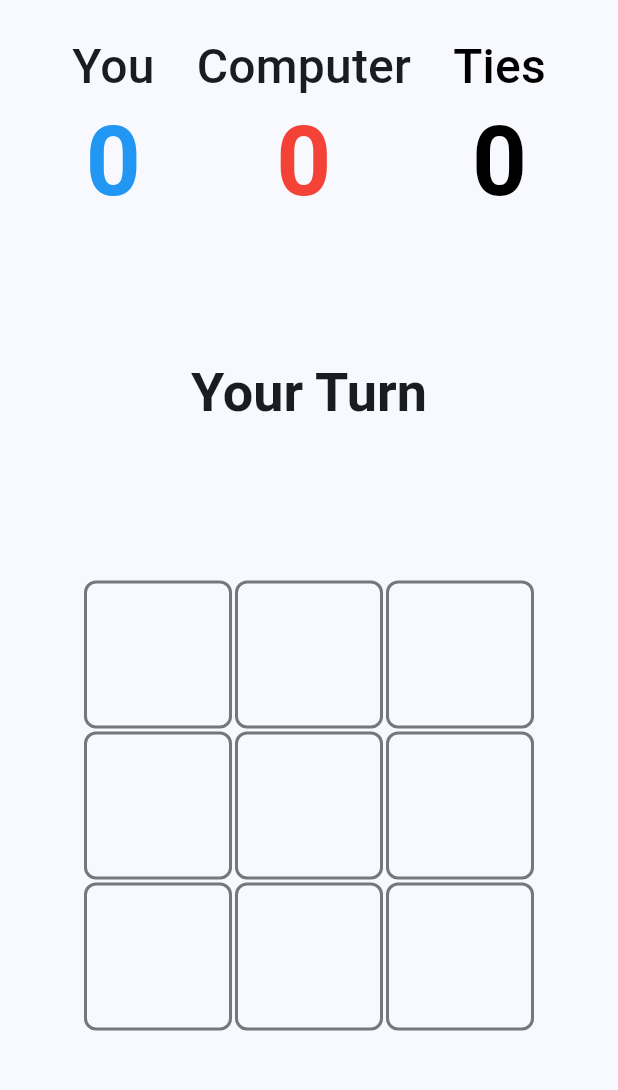
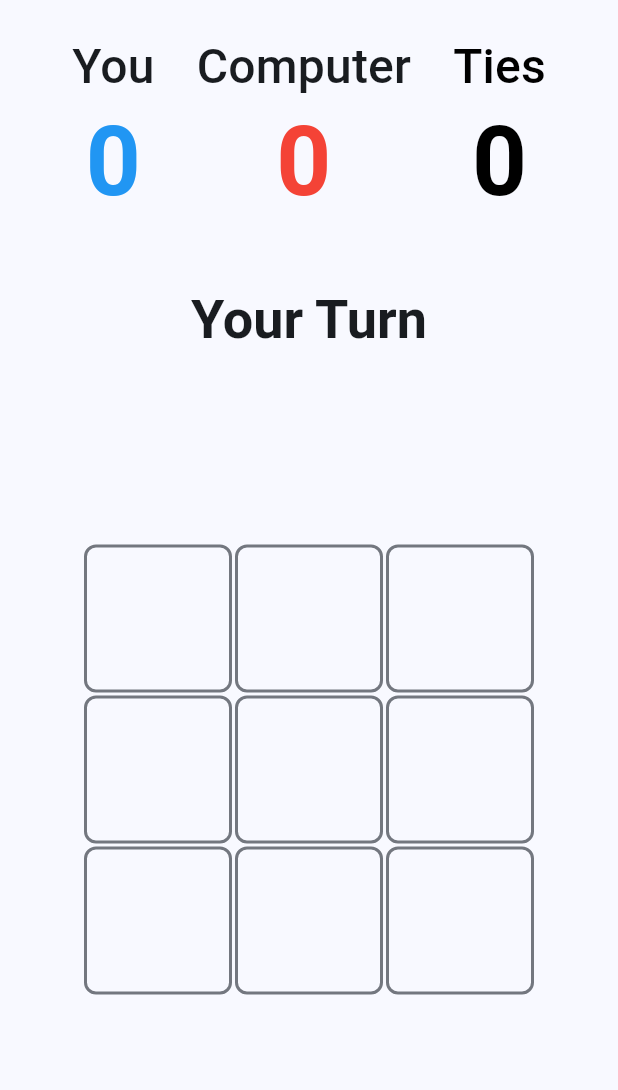
Before and after one commit to burkelashell109/tic-tac-toe, a Flutter app: the screen it shows after launch, on a phone screen of 412 x 824 dp, the part 84-1174 px from its top. Run offline on Flutter 3.47's test engine with Material 3 defaults, Android fonts, the phone set to English and light mode, and no system bars.

Commit message:
Improve UI layout: center status messages and fix board stability
- Add fixed height (90px) to status display to prevent board movement
- Center-align win messages and countdown text with TextAlign.center
- Use Center widget to position text within fixed container
- Maintain same visual space while improving layout stability
- Messages now stay centered when switching between single/multi-line content

```diff
--- a/lib/main.dart
+++ b/lib/main.dart
@@ -277,13 +277,16 @@ class _TicTacToeGameState extends State<TicTacToeGame> {
 
   Widget _buildStatusDisplay() {
     return Container(
-      padding: const EdgeInsets.only(top: 70, bottom: 20), // Moved down by 50px from original 20px
+      height: 90, // Fixed height to prevent board movement
+      child: Center(
         child: Text(
           _getStatusText(),
+          textAlign: TextAlign.center,
           style: Theme.of(context).textTheme.headlineSmall?.copyWith(
             fontSize: (Theme.of(context).textTheme.headlineSmall?.fontSize ?? 24) * 1.5,
             fontWeight: FontWeight.bold,
             color: _getStatusColor(),
+          ),
         ),
       ),
     );
```
Lines whose indentation alone changed are shown as unchanged.
